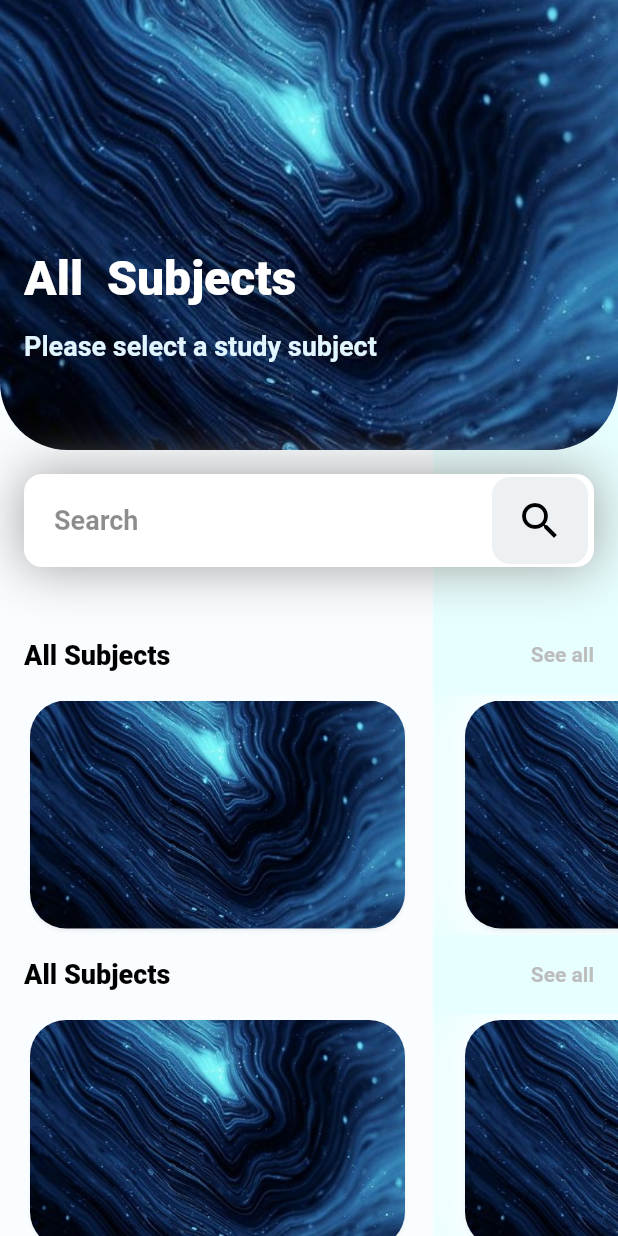
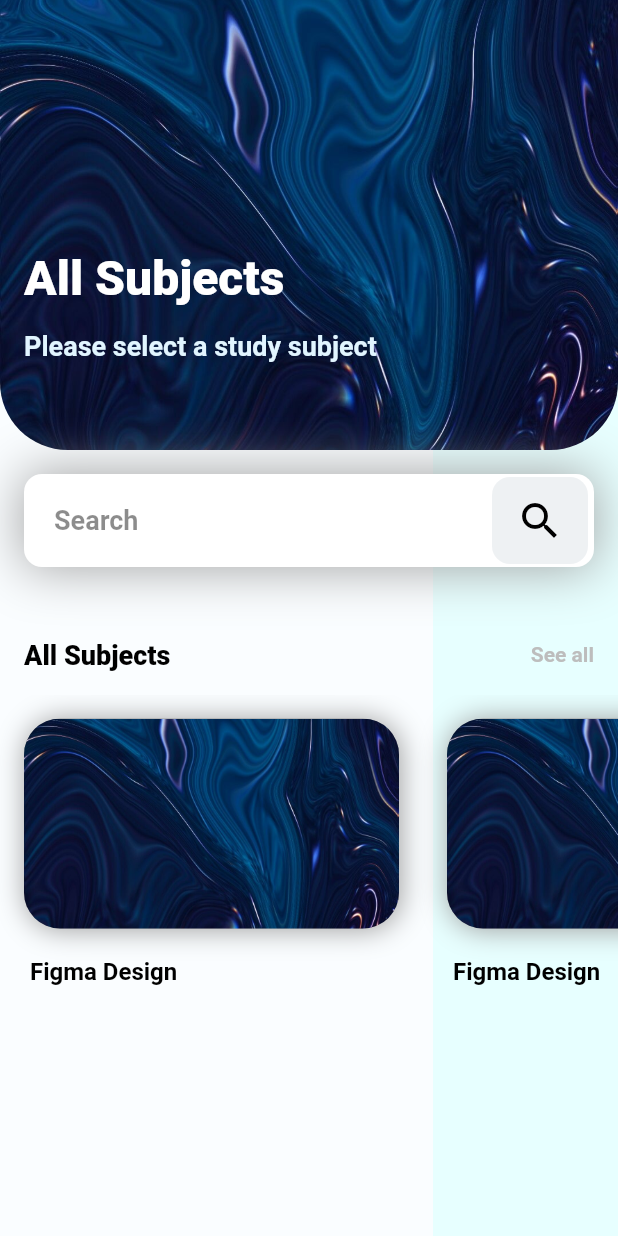
Before and after one commit to HathTech/edu_app, a Flutter app: the Resources screen opened directly, on a phone screen of 412 x 824 dp. Run offline on Flutter 3.47's test engine with Material 2 defaults, Android fonts, the phone set to English and light mode, and no system bars.

Commit message:
Second screen

```diff
--- a/lib/Resources.dart
+++ b/lib/Resources.dart
@@ -39,7 +39,7 @@ class Resources extends StatelessWidget {
                       image: DecorationImage(
                     fit: BoxFit.fitWidth,
                     image: AssetImage(
-                      "assets/splash.jpg",
+                      "assets/1.jpg",
                     ),
                   )),
                   child: Padding(
@@ -52,7 +52,7 @@ class Resources extends StatelessWidget {
                           height: 108,
                         ),
                         Text(
-                          "All  Subjects",
+                          "All Subjects",
                           textAlign: TextAlign.left,
                           style: TextStyle(
                               color: Colors.white,
@@ -148,94 +148,12 @@ class Resources extends StatelessWidget {
             ),
           ),
           Container(
-            height: 160,
+            height: 210,
             child: ListView.builder(
               scrollDirection: Axis.horizontal,
               itemCount: 3,
               itemBuilder: (BuildContext context, int index) {
-                return Padding(
-                  padding: const EdgeInsets.only(left: 16.0, right: 16),
-                  child: Card(
-                    shape: RoundedRectangleBorder(
-                        borderRadius: BorderRadius.circular(24.0)),
-                    child: Container(
-                      height: 160,
-                      width: 250,
-                      decoration: BoxDecoration(
-                        boxShadow: [
-                          BoxShadow(
-                            color: Color(0xfffafdff),
-                            blurRadius:
-                                24.0, // has the effect of softening the shadow
-                            spreadRadius:
-                                10.0, // has the effect of extending the shadow
-                          )
-                        ],
-                        borderRadius: BorderRadius.all(Radius.circular(24)),
-                        image: DecorationImage(
-                            image: AssetImage("assets/splash.jpg"),
-                            fit: BoxFit.fitWidth),
-                      ),
-                    ),
-                  ),
-                );
-              },
-            ),
-          ),
-          Padding(
-            padding: const EdgeInsets.all(16.0),
-            child: Row(
-              mainAxisAlignment: MainAxisAlignment.spaceBetween,
-              children: <Widget>[
-                Text(
-                  "All Subjects",
-                  style: TextStyle(
-                      color: Colors.black,
-                      fontSize: 18,
-                      fontWeight: FontWeight.w900),
-                ),
-                Text(
-                  "See all",
-                  style: TextStyle(
-                      color: Colors.grey[400],
-                      fontSize: 14,
-                      fontWeight: FontWeight.bold),
-                )
-              ],
-            ),
-          ),
-          Container(
-            height: 160,
-            child: ListView.builder(
-              scrollDirection: Axis.horizontal,
-              itemCount: 3,
-              itemBuilder: (BuildContext context, int index) {
-                return Padding(
-                  padding: const EdgeInsets.only(left: 16.0, right: 16),
-                  child: Card(
-                    shape: RoundedRectangleBorder(
-                        borderRadius: BorderRadius.circular(24.0)),
-                    child: Container(
-                      height: 160,
-                      width: 250,
-                      decoration: BoxDecoration(
-                        boxShadow: [
-                          BoxShadow(
-                            color: Color(0xfffafdff),
-                            blurRadius:
-                                24.0, // has the effect of softening the shadow
-                            spreadRadius:
-                                10.0, // has the effect of extending the shadow
-                          )
-                        ],
-                        borderRadius: BorderRadius.all(Radius.circular(24)),
-                        image: DecorationImage(
-                            image: AssetImage("assets/splash.jpg"),
-                            fit: BoxFit.fitWidth),
-                      ),
-                    ),
-                  ),
-                );
+                return CourseCard("Figma Design", "24", "assets/1.jpg");
               },
             ),
           ),
@@ -244,3 +162,54 @@ class Resources extends StatelessWidget {
     ));
   }
 }
+
+class CourseCard extends StatelessWidget {
+  final String title, count, imagePath;
+
+  CourseCard(
+    this.title,
+    this.count,
+    this.imagePath,
+  );
+
+  @override
+  Widget build(BuildContext context) {
+    return Padding(
+      padding: EdgeInsets.all(16.0),
+      child: Column(
+        crossAxisAlignment: CrossAxisAlignment.start,
+        mainAxisAlignment: MainAxisAlignment.spaceBetween,
+        children: <Widget>[
+          Container(
+            height: 140.0,
+            width: 250.0,
+            decoration: BoxDecoration(
+                image: DecorationImage(
+                    image: AssetImage(imagePath), fit: BoxFit.cover),
+                borderRadius: BorderRadius.circular(24),
+                boxShadow: <BoxShadow>[
+                  BoxShadow(
+                      color: Colors.grey,
+                      blurRadius: 15.0,
+                      offset: Offset(0.75, 0.95))
+                ],
+                color: Colors.grey),
+          ),
+          SizedBox(
+            height: 16,
+          ),
+          Padding(
+            padding: const EdgeInsets.only(left: 4.0),
+            child: Text(
+              '$title',
+              style: TextStyle(
+                  color: Colors.black,
+                  fontWeight: FontWeight.bold,
+                  fontSize: 16.0),
+            ),
+          ),
+        ],
+      ),
+    );
+  }
+}
--- a/lib/main.dart
+++ b/lib/main.dart
@@ -11,8 +11,8 @@ class MyApp extends StatelessWidget {
       debugShowCheckedModeBanner: false,
       title: 'Flutter Demo',
       theme: ThemeData(
-        primarySwatch: Colors.blue,
-      ),
+          primarySwatch: Colors.blue,
+          textTheme: TextTheme(title: TextStyle(fontFamily: "Nunito"))),
       home: MyHomePage(),
     );
   }
```
Also changed, not shown: pubspec.yaml (+12 -23 lines), assets/1.jpg, assets/fonts/Nunito-Black.ttf (added), assets/fonts/Nunito-Bold.ttf (added), assets/fonts/Nunito-ExtraBold.ttf (added), assets/fonts/Nunito-ExtraLight.ttf (added), assets/fonts/Nunito-Light.ttf (added), assets/fonts/Nunito-Medium.ttf (added), assets/fonts/Nunito-Regular.ttf (added), assets/fonts/Nunito-SemiBold.ttf (added), assets/splash2.jpg (added).
